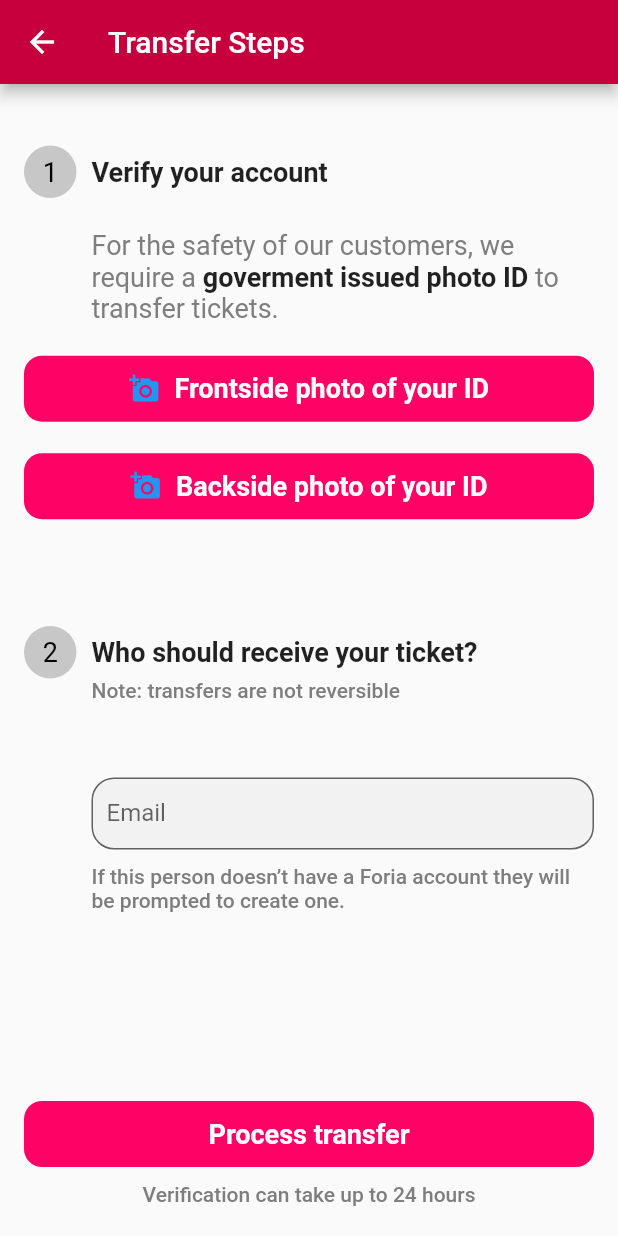
After one commit to cschwalm/foria-mobile-app, a Flutter app: the RegisterAndTransferScreen screen opened by its route, on a phone screen of 412 x 824 dp. The commit adds this screen. Run offline on Flutter 3.47's test engine with Material 2 defaults, Android fonts, the phone set to English and light mode, and no system bars; our stand-ins replace flutter_secure_storage, font_awesome_flutter; missing offline and left inert: flutter_auth0, jose; accounts and stored records are empty; Roboto replaces fonts that are missing (Rubik).

Commit message:
Added register and transfer screen v1 Removed unused widgets and screen Renamed widgets and files

```diff
--- a/lib/home.dart
+++ b/lib/home.dart
@@ -2,8 +2,8 @@ import 'package:flutter/cupertino.dart';
 import 'package:flutter/material.dart';
 import 'package:font_awesome_flutter/font_awesome_flutter.dart';
 
-import './tabs/my_passes.dart' as _myPassesTab;
-import './tabs/account.dart' as _accountTab;
+import './tabs/my_passes_tab.dart' as _myPassesTab;
+import './tabs/account_tab.dart' as _accountTab;
 
 class Home extends StatelessWidget {
   @override
--- a/lib/main.dart
+++ b/lib/main.dart
@@ -2,11 +2,10 @@ import 'package:flutter/cupertino.dart';
 import 'package:flutter/material.dart';
 import 'package:foria/home.dart';
 import 'package:foria/login.dart';
-import 'package:foria/screens/about.dart';
-import 'package:foria/screens/support.dart';
 import 'package:foria/utils.dart';
 
-import 'screens/selected_ticket.dart';
+import 'screens/selected_ticket_screen.dart';
+import 'screens/register_and_transfer_screen.dart';
 
 void main() async {
 
@@ -27,8 +26,8 @@ void main() async {
             textTheme: TextTheme(
               title: TextStyle(fontSize: 18.0, fontWeight: FontWeight.bold),
               button: TextStyle(fontSize: 18.0, fontWeight: FontWeight.bold, color: Colors.white),
-              body1: TextStyle(fontSize: 18.0, color: Colors.grey[700]),
-              body2: TextStyle(fontSize: 14.0, color: Colors.grey[700]),
+              body1: TextStyle(fontSize: 18.0, color: Color(0xFF7E7E7E)),
+              body2: TextStyle(fontSize: 14.0, color: Color(0xFF7E7E7E)),
               display1: TextStyle(fontSize: 24.0, fontWeight: FontWeight.bold, color: Colors.black),
               headline: TextStyle(fontSize: 24.0, fontWeight: FontWeight.bold, color: Colors.black,fontFamily: 'Rubik',),
             ),
@@ -37,10 +36,12 @@ void main() async {
         routes: {
           '/login': (context) => Login(),
           '/home': (context) => Home(),
-          '/support': (context) => About(),
-          '/about': (context) => Support(),
-          SelectedTicket.routeName: (context) => SelectedTicket(),
+          SelectedTicketScreen.routeName: (context) => SelectedTicketScreen(),
+          RegisterAndTransferScreen.routeName: (context) => RegisterAndTransferScreen(),
         }
     )
   );
 }
+
+const Color textGrey = Color(0xFFC7C7C7);
+const Color shapeGrey = Color(0xFFC7C7C7);
--- a/lib/screens/about.dart
+++ /dev/null
@@ -1,30 +0,0 @@
-import 'package:flutter/material.dart';
-
-class About extends StatelessWidget {
-  @override
-  Widget build (BuildContext context) => new Scaffold(
-
-    //App Bar
-    appBar: new AppBar(
-      title: new Text(
-        'About',
-        style: new TextStyle(
-          fontSize: Theme.of(context).platform == TargetPlatform.iOS ? 17.0 : 20.0,
-        ),
-      ),
-      elevation: Theme.of(context).platform == TargetPlatform.iOS ? 0.0 : 4.0,
-    ),
-
-    //Content of tabs
-    body: new PageView(
-      children: <Widget>[
-        new Column(
-          mainAxisAlignment: MainAxisAlignment.center,
-          children: <Widget>[
-            new Text('About page content')
-          ],
-        )
-      ],
-    ),
-  );
-}
--- /dev/null
+++ b/lib/screens/register_and_transfer_screen.dart
@@ -0,0 +1,255 @@
+import 'package:flutter/material.dart';
+import 'package:flutter/cupertino.dart';
+import 'package:foria/main.dart';
+
+class StepTitle extends StatelessWidget {
+  final String index;
+  final String title;
+
+  StepTitle(
+    this.index,
+    this.title,
+  );
+
+  Widget build(BuildContext context) {
+    return Row(
+      crossAxisAlignment: CrossAxisAlignment.center,
+      children: <Widget>[
+        Stack(
+          children: <Widget>[
+            Container(
+              height: 35,
+              width: 35,
+              decoration: new BoxDecoration(
+                color: shapeGrey,
+                shape: BoxShape.circle,
+              ),
+            ),
+            Container(
+              height: 35,
+              width: 35,
+              alignment: Alignment.center,
+              child: Text(
+                "$index",
+                style: TextStyle(color: Colors.black),
+              ),
+            ),
+          ],
+        ),
+        Padding(
+          padding: const EdgeInsets.only(left: 10.0),
+          child: Text(
+            '$title',
+            style: Theme.of(context).textTheme.title,
+          ),
+        ),
+      ],
+    );
+  }
+}
+
+class StepOne extends StatelessWidget {
+  StepOne({
+    Key key,
+  }) : super(key: key);
+
+  @override
+  Widget build(BuildContext context) {
+    return Column(
+      mainAxisAlignment: MainAxisAlignment.spaceEvenly,
+      crossAxisAlignment: CrossAxisAlignment.start,
+      children: <Widget>[
+        StepTitle('1', 'Verify your account'),
+        Padding(
+          padding: EdgeInsets.only(left: 45),
+          child: RichText(
+            text: TextSpan(children: <TextSpan>[
+              TextSpan(
+                  text: 'For the safety of our customers, we require a ',
+                  style: Theme.of(context).textTheme.body1),
+              TextSpan(
+                  text: 'goverment issued photo ID ',
+                  style: Theme.of(context).textTheme.title),
+              TextSpan(
+                  text: 'to transfer tickets.',
+                  style: Theme.of(context).textTheme.body1),
+            ]),
+          ),
+        ),
+        CupertinoButton(
+          padding: EdgeInsets.zero,
+          child: Row(
+            mainAxisAlignment: MainAxisAlignment.center,
+            children: <Widget>[
+              Icon(Icons.add_a_photo),
+              SizedBox(
+                width: 10,
+              ),
+              Text(
+                'Frontside photo of your ID',
+                style: Theme.of(context).textTheme.button,
+              ),
+            ],
+          ),
+          color: Theme.of(context).primaryColor,
+          onPressed: () {},
+        ),
+        CupertinoButton(
+          padding: EdgeInsets.zero,
+          child: Row(
+            mainAxisAlignment: MainAxisAlignment.center,
+            children: <Widget>[
+              Icon(Icons.add_a_photo),
+              SizedBox(
+                width: 10,
+              ),
+              Text(
+                'Backside photo of your ID',
+                style: Theme.of(context).textTheme.button,
+              ),
+            ],
+          ),
+          color: Theme.of(context).primaryColor,
+          onPressed: () {},
+        ),
+      ],
+    );
+  }
+}
+
+class StepTwo extends StatelessWidget {
+  const StepTwo({
+    Key key,
+  }) : super(key: key);
+
+  @override
+  Widget build(BuildContext context) {
+    return Column(
+      mainAxisAlignment: MainAxisAlignment.spaceEvenly,
+      crossAxisAlignment: CrossAxisAlignment.start,
+      children: <Widget>[
+        Column(
+          crossAxisAlignment: CrossAxisAlignment.start,
+          children: <Widget>[
+            StepTitle('2', 'Who should receive your ticket?'),
+            Padding(
+              padding: const EdgeInsets.only(left: 45),
+              child: Text(
+                'Note: transfers are not reversible',
+                style: Theme.of(context).textTheme.body2,
+              ),
+            )
+          ],
+        ),
+        Padding(
+            padding: const EdgeInsets.only(left: 45),
+            child: Column(
+              children: <Widget>[
+                TextFormField(
+                  decoration: InputDecoration(
+                      filled: true,
+                      labelText: 'Email',
+                      fillColor: Color(0xFFF2F2F2),
+                      contentPadding: EdgeInsets.all(10.0),
+                      border: OutlineInputBorder(
+                        borderSide: BorderSide(
+                            width: 16.0, color: Colors.lightBlue.shade50),
+                        borderRadius: BorderRadius.circular(15.0),
+                      )),
+                  keyboardType: TextInputType.emailAddress,
+                  onFieldSubmitted: (_) {},
+                  validator: (value) {
+                    if (value.isEmpty) {
+                      return 'Please enter an email address.';
+                    }
+                    return null;
+                  },
+                  onSaved: (value) {},
+                ),
+                SizedBox(
+                  height: 10,
+                ),
+                Text(
+                  'If this person doesn’t have a Foria account they will be prompted to create one.',
+                  style: Theme.of(context).textTheme.body2,
+                ),
+              ],
+            )),
+      ],
+    );
+  }
+}
+
+class ProcessTransfer extends StatelessWidget {
+  const ProcessTransfer({
+    Key key,
+  }) : super(key: key);
+
+  @override
+  Widget build(BuildContext context) {
+    return Column(
+      crossAxisAlignment: CrossAxisAlignment.center,
+      mainAxisAlignment: MainAxisAlignment.end,
+      children: <Widget>[
+        SizedBox(
+          height: 20,
+        ),
+        CupertinoButton(
+          padding: EdgeInsets.zero,
+          child: Row(
+            mainAxisAlignment: MainAxisAlignment.center,
+            children: <Widget>[
+              Text(
+                'Process transfer',
+                style: Theme.of(context).textTheme.button,
+              ),
+            ],
+          ),
+          color: Theme.of(context).primaryColor,
+          onPressed: () {},
+        ),
+        SizedBox(
+          height: 10,
+        ),
+        Text(
+          'Verification can take up to 24 hours',
+          style: Theme.of(context).textTheme.body2,
+        ),
+      ],
+    );
+  }
+}
+
+class RegisterAndTransferScreen extends StatelessWidget {
+  static const routeName = '/transfer-screen';
+
+  @override
+  Widget build(BuildContext context) => new Scaffold(
+        //App Bar
+        appBar: new AppBar(
+          title: new Text(
+            'Transfer Steps',
+            style: new TextStyle(
+              fontSize: Theme.of(context).platform == TargetPlatform.iOS
+                  ? 17.0
+                  : 20.0,
+            ),
+          ),
+          elevation:
+              Theme.of(context).platform == TargetPlatform.iOS ? 0.0 : 4.0,
+        ),
+
+        //Content of tabs
+        body: Padding(
+          padding: const EdgeInsets.fromLTRB(16, 20, 16, 20),
+          child: new Column(
+            mainAxisAlignment: MainAxisAlignment.spaceEvenly,
+            children: <Widget>[
+              Expanded(child: StepOne(),flex: 2,),
+              Expanded(child: StepTwo(),flex: 2,),
+              Expanded(child: ProcessTransfer(),flex: 1,),
+            ],
+          ),
+        ),
+      );
+}
--- a/lib/screens/selected_ticket.dart
+++ b/lib/screens/selected_ticket_screen.dart
@@ -1,11 +1,12 @@
 import 'package:flutter/material.dart';
 import 'package:flutter/cupertino.dart';
 
-/// WHY DOES THE SCAFFOLD GET HIDDEN BEHIND TAB BAR AND NAV BAR
+import 'register_and_transfer_screen.dart';
 
-class SelectedTicket extends StatelessWidget {
 
-  static const routeName = '/my-ticket';
+class SelectedTicketScreen extends StatelessWidget {
+
+  static const routeName = '/selected-ticket';
 
   @override
   Widget build(BuildContext context) {
@@ -149,7 +150,12 @@ class SelectedTicket extends StatelessWidget {
                           ),
                           padding: EdgeInsets.symmetric(horizontal: 0),
                           color: Theme.of(context).primaryColor,
-                          onPressed: () {},
+                          onPressed: () {
+                            Navigator.of(context).pushNamed(
+                              RegisterAndTransferScreen.routeName,
+                              arguments: null,
+                            );
+                          },
                         ),
                       ),
                     ],),
@@ -157,8 +163,6 @@ class SelectedTicket extends StatelessWidget {
                 ],
               ),
             ),
-
-
           ],
         ),
       ),
--- a/lib/screens/support.dart
+++ /dev/null
@@ -1,30 +0,0 @@
-import 'package:flutter/material.dart';
-
-class Support extends StatelessWidget {
-  @override
-  Widget build (BuildContext context) => new Scaffold(
-
-    //App Bar
-    appBar: new AppBar(
-      title: new Text(
-        'Support',
-        style: new TextStyle(
-          fontSize: Theme.of(context).platform == TargetPlatform.iOS ? 17.0 : 20.0,
-        ),
-      ),
-      elevation: Theme.of(context).platform == TargetPlatform.iOS ? 0.0 : 4.0,
-    ),
-
-    //Content of tabs
-    body: new PageView(
-      children: <Widget>[
-        new Column(
-          mainAxisAlignment: MainAxisAlignment.center,
-          children: <Widget>[
-            new Text('Support page content'),
-          ],
-        )
-      ],
-    ),
-  );
-}
--- a/lib/tabs/account.dart
+++ b/lib/tabs/account_tab.dart
@@ -2,7 +2,7 @@ import 'package:flutter/material.dart';
 import 'package:foria/utils.dart';
 import 'package:flutter/cupertino.dart';
 import '../widgets/settings_item.dart';
-import '../screens/selected_ticket.dart';
+import '../screens/selected_ticket_screen.dart';
 
 class AccountTab extends StatelessWidget {
   @override
@@ -20,7 +20,7 @@ class AccountTab extends StatelessWidget {
               content: SettingsNavigationIndicator(),
               onPress: () {
                 Navigator.of(context).pushNamed(
-                  SelectedTicket.routeName,
+                  SelectedTicketScreen.routeName,
                   arguments: null,
                 );
               },
@@ -34,7 +34,7 @@ class AccountTab extends StatelessWidget {
               content: SettingsNavigationIndicator(),
               onPress: () {
                 Navigator.of(context).pushNamed(
-                  SelectedTicket.routeName,
+                  SelectedTicketScreen.routeName,
                   arguments: null,
                 );
               },
@@ -46,6 +46,7 @@ class AccountTab extends StatelessWidget {
             Expanded(
               child: Column(
                 mainAxisAlignment: MainAxisAlignment.end,
+
                 children: <Widget>[
                   Padding(
                     padding: EdgeInsets.symmetric(horizontal: 16),
--- a/lib/tabs/my_passes.dart
+++ b/lib/tabs/my_passes_tab.dart
@@ -1,6 +1,6 @@
 import 'package:flutter/material.dart';
 
-import '../screens/selected_ticket.dart';
+import '../screens/selected_ticket_screen.dart';
 
 class MyPassesTab extends StatelessWidget {
 
@@ -42,7 +42,7 @@ class MyPassesTab extends StatelessWidget {
                         onTap: () {
 //                          Navigator.push(context, MaterialPageRoute(builder: (BuildContext context) => MyTicket()));
                           Navigator.of(context).pushNamed(
-                            SelectedTicket.routeName,
+                            SelectedTicketScreen.routeName,
                             arguments: null,
                           );
                         },
--- a/pubspec.yaml
+++ b/pubspec.yaml
@@ -71,6 +71,9 @@ flutter:
     - family: ticket
       fonts:
         - asset: assets/ui_elements/ticket.ttf
+    - family: ellipse
+      fonts:
+        - asset: assets/ui_elements/ellipse.ttf
   #   - family: Schyler
   #     fonts:
   #       - asset: fonts/Schyler-Regular.ttf
```
Also changed, not shown: assets/ui_elements/ellipse-33pxl.ttf (added), assets/ui_elements/ellipse.ttf (added).
